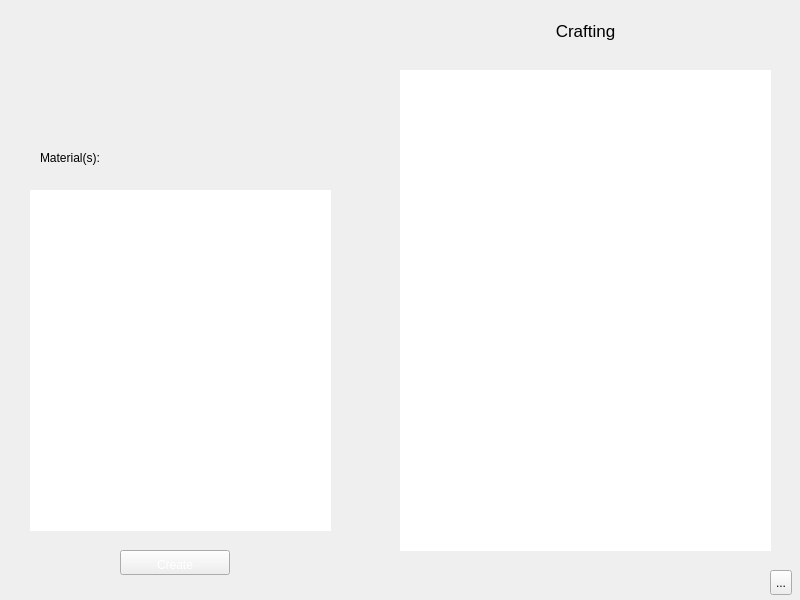
alphaonex86/CatchChallenger, file client/base/interface/BaseWindow.ui: the form before one commit.
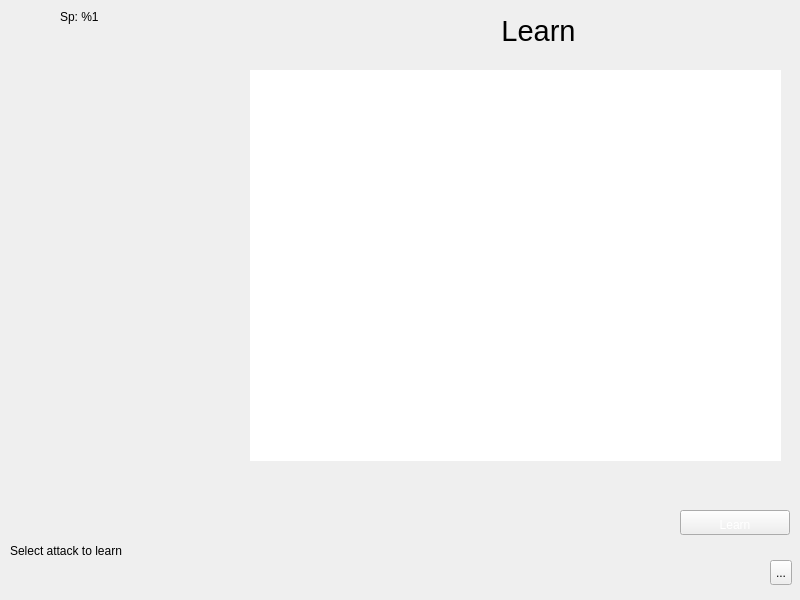
The form after the commit. Icons and pictures are not drawn.

Diff of the .ui file:
```diff
--- a/client/base/interface/BaseWindow.ui
+++ b/client/base/interface/BaseWindow.ui
@@ -50,7 +50,7 @@
         <string notr="true">#page_bioscan{background-image: url(:/images/interface/player/background.png);}</string>
        </property>
        <property name="currentIndex">
-        <number>6</number>
+        <number>12</number>
        </property>
        <widget class="QWidget" name="page_init">
         <property name="styleSheet">
@@ -3794,6 +3794,212 @@
          </item>
         </layout>
        </widget>
+       <widget class="QWidget" name="page_learn">
+        <property name="styleSheet">
+         <string notr="true">#page_learn{background-image: url(:/images/inventory/background.png);}
+</string>
+        </property>
+        <layout class="QHBoxLayout" name="horizontalLayout_35">
+         <property name="spacing">
+          <number>0</number>
+         </property>
+         <property name="margin">
+          <number>0</number>
+         </property>
+         <item>
+          <widget class="QFrame" name="learn_layout">
+           <property name="styleSheet">
+            <string notr="true">#learn_layout{background-image: url(:/images/interface/learn.png);}</string>
+           </property>
+           <widget class="QToolButton" name="learnQuit">
+            <property name="geometry">
+             <rect>
+              <x>770</x>
+              <y>560</y>
+              <width>22</width>
+              <height>25</height>
+             </rect>
+            </property>
+            <property name="minimumSize">
+             <size>
+              <width>22</width>
+              <height>25</height>
+             </size>
+            </property>
+            <property name="maximumSize">
+             <size>
+              <width>22</width>
+              <height>25</height>
+             </size>
+            </property>
+            <property name="styleSheet">
+             <string notr="true">QToolButton::hover {
+background-position:left center;
+}
+QToolButton::pressed {
+background-position:left bottom;
+}
+QToolButton { 
+background-image: url(:/images/interface/quit.png);
+border-image: url(:/images/empty.png);
+}</string>
+            </property>
+            <property name="text">
+             <string>...</string>
+            </property>
+           </widget>
+           <widget class="QLabel" name="label_16">
+            <property name="geometry">
+             <rect>
+              <x>360</x>
+              <y>5</y>
+              <width>357</width>
+              <height>51</height>
+             </rect>
+            </property>
+            <property name="minimumSize">
+             <size>
+              <width>357</width>
+              <height>51</height>
+             </size>
+            </property>
+            <property name="maximumSize">
+             <size>
+              <width>357</width>
+              <height>51</height>
+             </size>
+            </property>
+            <property name="font">
+             <font>
+              <pointsize>22</pointsize>
+             </font>
+            </property>
+            <property name="styleSheet">
+             <string notr="true">background-image: url(:/images/inventory/type.png);</string>
+            </property>
+            <property name="text">
+             <string>Learn</string>
+            </property>
+            <property name="alignment">
+             <set>Qt::AlignCenter</set>
+            </property>
+           </widget>
+           <widget class="QLabel" name="label_17">
+            <property name="geometry">
+             <rect>
+              <x>10</x>
+              <y>510</y>
+              <width>661</width>
+              <height>81</height>
+             </rect>
+            </property>
+            <property name="text">
+             <string>Select attack to learn</string>
+            </property>
+           </widget>
+           <widget class="QPushButton" name="learnValidate">
+            <property name="geometry">
+             <rect>
+              <x>680</x>
+              <y>510</y>
+              <width>110</width>
+              <height>25</height>
+             </rect>
+            </property>
+            <property name="minimumSize">
+             <size>
+              <width>110</width>
+              <height>25</height>
+             </size>
+            </property>
+            <property name="maximumSize">
+             <size>
+              <width>110</width>
+              <height>25</height>
+             </size>
+            </property>
+            <property name="styleSheet">
+             <string notr="true">QPushButton::hover {
+background-position:left center;
+}
+QPushButton::pressed {
+background-position:left bottom;
+}
+QPushButton { 
+background-image: url(:/images/interface/button-generic.png);
+border-image: url(:/images/empty.png);
+color: rgb(255, 255, 255);
+padding-left:4px;
+padding-right:4px;
+padding-top:8px;
+padding-bottom:3px;
+}</string>
+            </property>
+            <property name="text">
+             <string>Learn</string>
+            </property>
+           </widget>
+           <widget class="QLabel" name="learnMonster">
+            <property name="geometry">
+             <rect>
+              <x>30</x>
+              <y>170</y>
+              <width>160</width>
+              <height>160</height>
+             </rect>
+            </property>
+            <property name="minimumSize">
+             <size>
+              <width>160</width>
+              <height>160</height>
+             </size>
+            </property>
+            <property name="maximumSize">
+             <size>
+              <width>160</width>
+              <height>160</height>
+             </size>
+            </property>
+            <property name="pixmap">
+             <pixmap resource="../../fight/resources/client-resources-fight.qrc">:/images/monsters/default/front.png</pixmap>
+            </property>
+            <property name="alignment">
+             <set>Qt::AlignCenter</set>
+            </property>
+           </widget>
+           <widget class="QListWidget" name="learnAttackList">
+            <property name="geometry">
+             <rect>
+              <x>250</x>
+              <y>70</y>
+              <width>531</width>
+              <height>391</height>
+             </rect>
+            </property>
+            <property name="styleSheet">
+             <string notr="true">background-image: url(:/images/empty.png);</string>
+            </property>
+            <property name="frameShape">
+             <enum>QFrame::NoFrame</enum>
+            </property>
+           </widget>
+           <widget class="QLabel" name="learnSP">
+            <property name="geometry">
+             <rect>
+              <x>60</x>
+              <y>10</y>
+              <width>57</width>
+              <height>14</height>
+             </rect>
+            </property>
+            <property name="text">
+             <string notr="true">Sp: %1</string>
+            </property>
+           </widget>
+          </widget>
+         </item>
+        </layout>
+       </widget>
       </widget>
      </item>
     </layout>
```
Left out of the diff: 12 changed lines with no effect on the pictures.
